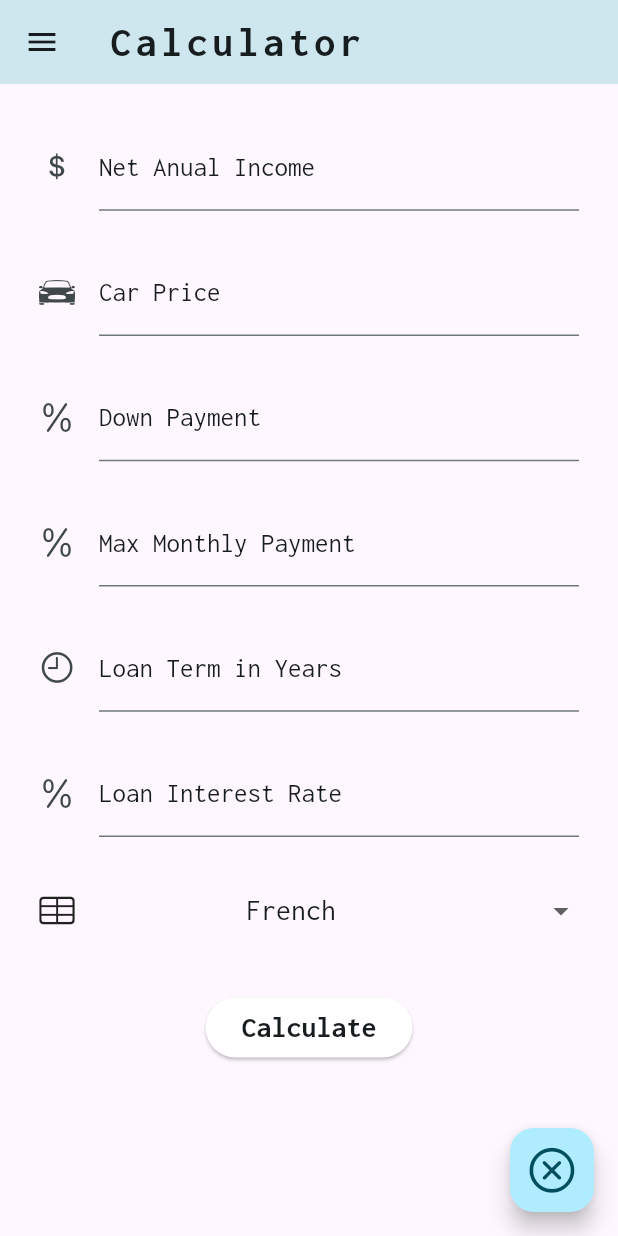
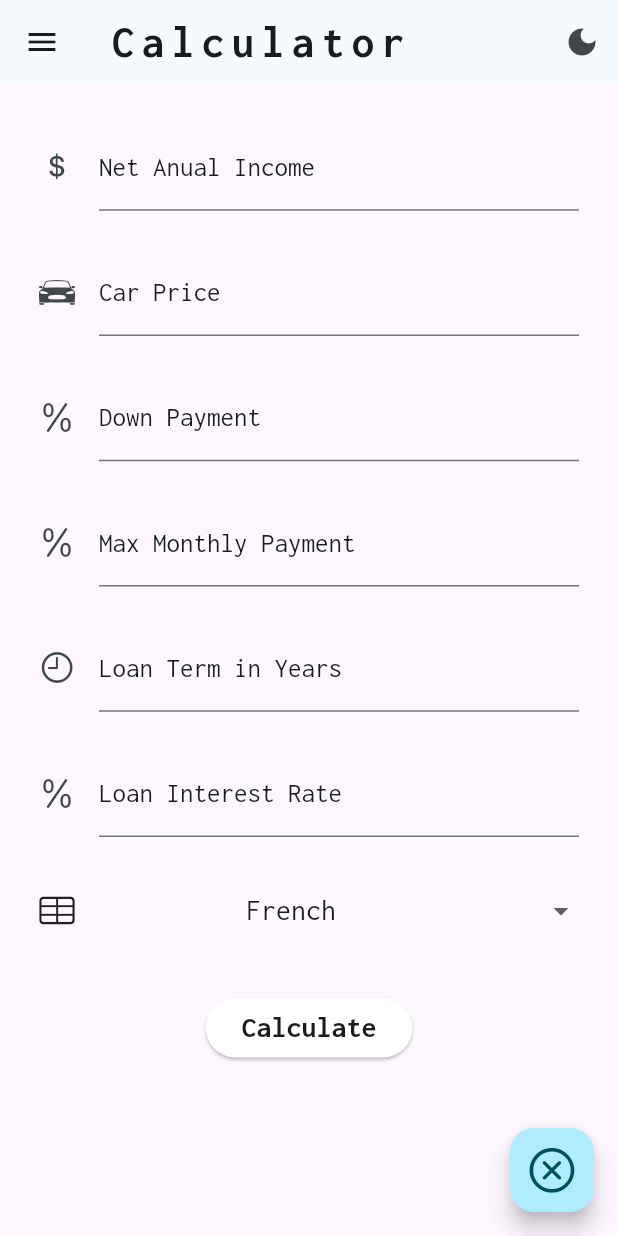
Before and after one commit to bmbravo/buy_car_rule, a Flutter app: the screen it shows after launch, on a phone screen of 412 x 824 dp. Run offline on Flutter 3.47's test engine with Material 3 defaults, Android fonts, the light colour scheme and no system bars; our stand-ins replace animated_theme_switcher, flutter_riverpod, google_fonts, shared_preferences; missing offline and left inert: pluto_grid; generated files the repository leaves out were written again.

Commit message:
added animated theme change and minor fixes

```diff
--- a/lib/l10n/app_en.arb
+++ b/lib/l10n/app_en.arb
@@ -32,6 +32,6 @@
   "tablePrincipal": "Principal",
   "tableBalance": "Balance",
   "calculatorResults": "Calculator Results",
-  "loanResults": "Amortizatión Results",
+  "loanResults": "Amortization Results",
   "goBack": "Go Back"
 }
--- a/lib/main.dart
+++ b/lib/main.dart
@@ -1,11 +1,13 @@
-import 'package:buy_car_rule/providers/settings_provider.dart';
-import 'package:buy_car_rule/screens/container_screen.dart';
+import 'package:animated_theme_switcher/animated_theme_switcher.dart';
 import 'package:flutter/material.dart';
 import 'package:flutter/services.dart';
 import 'package:flutter_riverpod/flutter_riverpod.dart';
 import 'package:google_fonts/google_fonts.dart';
 import 'package:flutter_localizations/flutter_localizations.dart';
 import 'package:flutter_gen/gen_l10n/app_localizations.dart';
+
+import 'providers/settings_provider.dart';
+import 'screens/container_screen.dart';
 
 final lightColorScheme = ColorScheme.fromSeed(
   brightness: Brightness.light,
@@ -62,10 +64,21 @@ class App extends ConsumerWidget {
 
   @override
   Widget build(BuildContext context, WidgetRef ref) {
+    final initialSettings = ref.watch(initialSettingsProvider);
+
+    return initialSettings.when(
+      data: (settings) {
+        final theme = settings['isDarkMode'] ? darkTheme : lightTheme;
+
+        return ThemeProvider(
+          initTheme: theme,
+          builder: (context, theme) => Consumer(
+            builder: (context, ref, child) {
               final settingsState = ref.watch(settingsProvider);
+              final locale = Locale(settingsState['language']);
 
               return MaterialApp(
-      locale: Locale(settingsState['language']!),
+                locale: locale,
                 localizationsDelegates: const [
                   AppLocalizations.delegate,
                   GlobalMaterialLocalizations.delegate,
@@ -76,12 +89,14 @@ class App extends ConsumerWidget {
                   Locale('en'), // English
                   Locale('es'), // Spanish
                 ],
-      darkTheme: darkTheme,
-      theme: lightTheme,
-      themeMode: settingsState['isDarkMode'] == true
-          ? ThemeMode.dark
-          : ThemeMode.light,
                 home: const LandingScreen(),
+              );
+            },
+          ),
+        );
+      },
+      loading: () => const CircularProgressIndicator(),
+      error: (err, stack) => Text('Error: $err'),
     );
   }
 }
--- a/lib/providers/settings_provider.dart
+++ b/lib/providers/settings_provider.dart
@@ -35,10 +35,12 @@ final initialSettingsProvider =
     FutureProvider<Map<String, dynamic>>((ref) async {
   final prefs = await SharedPreferences.getInstance();
   final storedLanguage = prefs.getString('language');
+  final storedIsDarkMode = prefs.getBool('isDarkMode');
   // Obtener el tema actual del sistema utilizando MediaQuery
   final Brightness platformBrightness =
       WidgetsBinding.instance.platformDispatcher.platformBrightness;
-  final isDarkMode = platformBrightness == Brightness.dark;
+  final isDarkMode = storedIsDarkMode ??
+      (platformBrightness == Brightness.dark ? true : false);
 
   final languageCode = PlatformDispatcher.instance.locale.languageCode;
   final language = (storedLanguage != null &&
--- a/lib/screens/container_screen.dart
+++ b/lib/screens/container_screen.dart
@@ -1,4 +1,7 @@
+import 'package:animated_theme_switcher/animated_theme_switcher.dart';
+import 'package:buy_car_rule/main.dart';
 import 'package:buy_car_rule/providers/calculator_form_provider.dart';
+import 'package:buy_car_rule/providers/settings_provider.dart';
 import 'package:buy_car_rule/screens/calculator_screen.dart';
 import 'package:buy_car_rule/screens/results_screen.dart';
 import 'package:buy_car_rule/screens/settings_screen.dart';
@@ -28,7 +31,11 @@ class _LandingScreenState extends ConsumerState<LandingScreen> {
 
   @override
   Widget build(BuildContext context) {
+    final dark = darkTheme;
+    final light = lightTheme;
+
     final calculatorFormNotifier = ref.read(calculatorFormProvider.notifier);
+    final settingsNotifier = ref.read(settingsProvider.notifier);
 
     // Configuración de screenOptions dentro del método build
     final List<Map<String, dynamic>> screenOptions = [
@@ -46,7 +53,8 @@ class _LandingScreenState extends ConsumerState<LandingScreen> {
       },
     ];
 
-    return Scaffold(
+    return ThemeSwitchingArea(
+      child: Scaffold(
         floatingActionButton: _selectedPageIndex == 0
             ? FloatingActionButton(
                 onPressed: () {
@@ -60,15 +68,40 @@ class _LandingScreenState extends ConsumerState<LandingScreen> {
               )
             : null,
         appBar: AppBar(
-        backgroundColor: Theme.of(context).colorScheme.secondaryContainer,
+          actions: [
+            ThemeSwitcher(
+              clipper: const ThemeSwitcherCircleClipper(),
+              builder: (context) {
+                return IconButton(
+                  onPressed: () {
+                    if (mounted) {
+                      // Verificar si el widget está montado
+                      final brightness = ThemeModelInheritedNotifier.of(context)
+                          .theme
+                          .brightness;
+                      settingsNotifier.setDarkMode(
+                          brightness == Brightness.light ? true : false);
+                      ThemeSwitcher.of(context).changeTheme(
+                        theme: brightness == Brightness.light ? dark : light,
+                        isReversed:
+                            brightness == Brightness.light ? true : false,
+                      );
+                    }
+                  },
+                  icon: Icon(
+                    ThemeModelInheritedNotifier.of(context).theme.brightness ==
+                            Brightness.light
+                        ? Icons.dark_mode
+                        : Icons.light_mode,
+                  ),
+                );
+              },
+            )
+          ],
           title: Text(
             screenOptions[_selectedPageIndex]['title'],
-          style: Theme.of(context).textTheme.titleLarge!.copyWith(
-                fontSize: 28,
-                fontWeight: FontWeight.bold,
-                letterSpacing: 3,
-                color: Theme.of(context).colorScheme.onSurface,
-              ),
+            style: const TextStyle(
+                fontWeight: FontWeight.bold, fontSize: 30, letterSpacing: 5),
           ),
         ),
         drawer: MainDrawer(
@@ -77,6 +110,7 @@ class _LandingScreenState extends ConsumerState<LandingScreen> {
         body: Center(
           child: screenOptions[_selectedPageIndex]['widget'],
         ),
+      ),
     );
   }
 }
--- a/pubspec.yaml
+++ b/pubspec.yaml
@@ -42,6 +42,7 @@ dependencies:
   intl: any
   flutter_launcher_icons: ^0.13.1
   shared_preferences: ^2.2.3
+  animated_theme_switcher: ^2.0.10
 
 dev_dependencies:
   flutter_test:
```
Also changed, not shown: pubspec.lock. Lines whose indentation alone changed are shown as unchanged.
